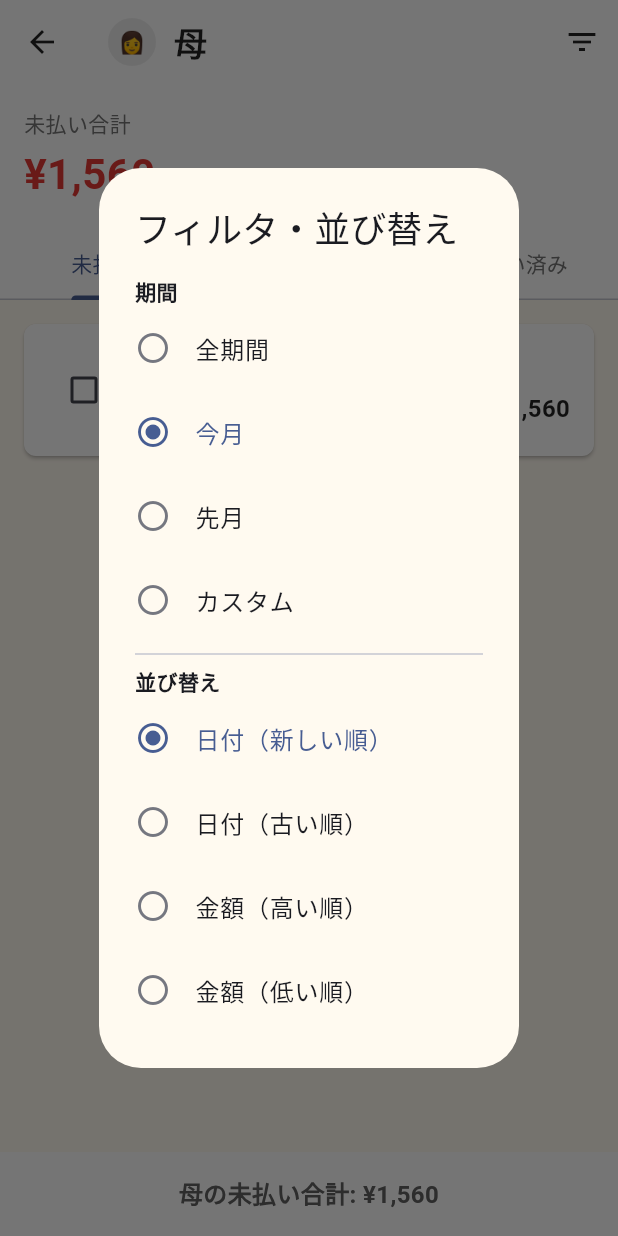
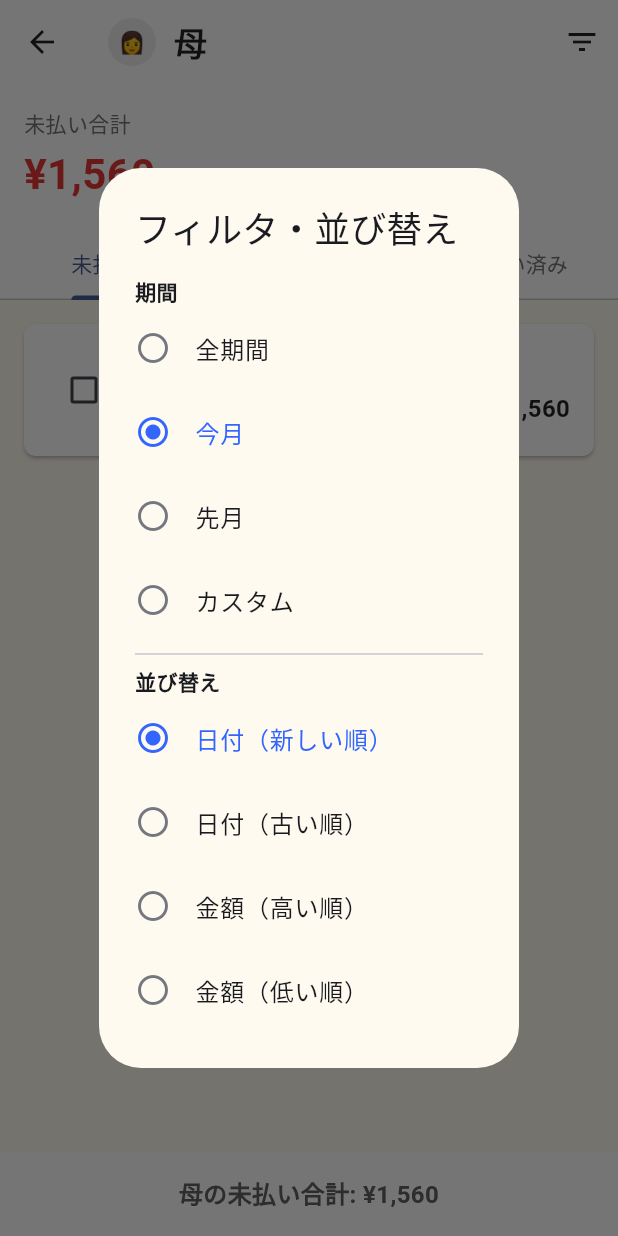
Before and after one commit to N-plus/PaymentCalendar, a Flutter app: the PersonDetailScreen screen opened directly with sample values from the repository, after a tap on the "filter list" icon, on a phone screen of 412 x 824 dp. Run offline on Flutter 3.47's test engine with Material 3 defaults, Android fonts, the phone set to English and light mode, and no system bars; our stand-ins replace flutter_local_notifications, flutter_riverpod, image_picker, timezone.

Commit message:
Adjust filter selection color

```diff
--- a/lib/widgets/radio_option_tile.dart
+++ b/lib/widgets/radio_option_tile.dart
@@ -21,6 +21,7 @@ class RadioOptionTile<T> extends StatelessWidget {
   @override
   Widget build(BuildContext context) {
     final selected = value == groupValue;
+    const selectedColor = Color(0xFF3366FF);
     final colorScheme = Theme.of(context).colorScheme;
     return Semantics(
       inMutuallyExclusiveGroup: true,
@@ -30,8 +31,9 @@ class RadioOptionTile<T> extends StatelessWidget {
         contentPadding: contentPadding,
         leading: Icon(
           selected ? Icons.radio_button_checked : Icons.radio_button_off,
-          color: selected ? colorScheme.primary : colorScheme.outline,
+          color: selected ? selectedColor : colorScheme.outline,
         ),
+        selectedColor: selectedColor,
         title: title,
         subtitle: subtitle,
         onTap: () => onSelected(value),
```
